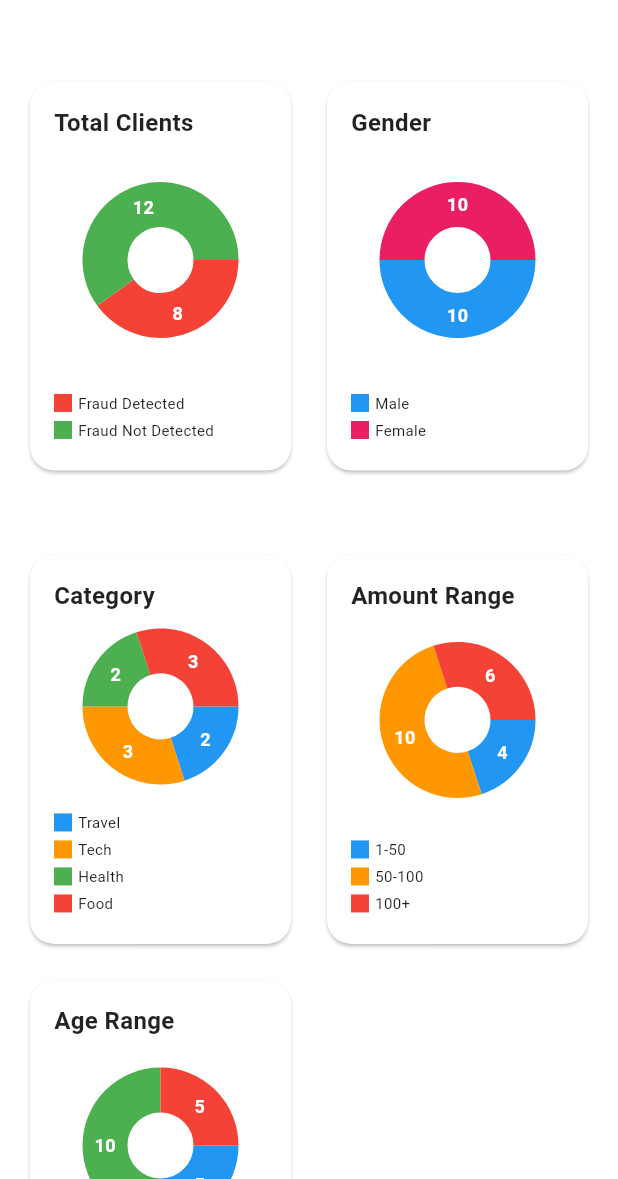
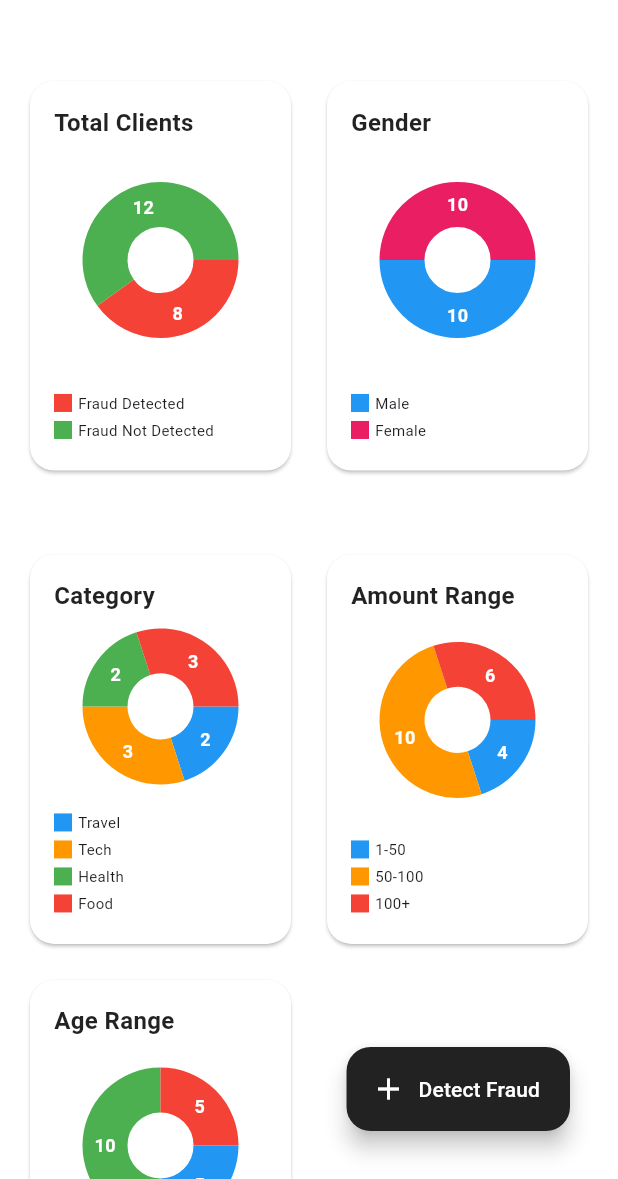
Before and after one commit to MohdSameer4532/MeeranaBanking, a Flutter app: the FraudGeneralAnalyticsPage screen opened directly, on a phone screen of 412 x 824 dp, the part 57-1236 px from its top. Run offline on Flutter 3.47's test engine with Material 3 defaults, Android fonts, the phone set to English and light mode, and no system bars; drawn by our look-alikes of fl_chart.

Commit message:
Button added

```diff
--- a/lib/Fraud Detection/fraud_general_analysis.dart
+++ b/lib/Fraud Detection/fraud_general_analysis.dart
@@ -319,6 +319,20 @@ class _FraudGeneralAnalyticsPageState extends State<FraudGeneralAnalyticsPage> {
           ],
         ),
       ),
+      floatingActionButton: Padding(
+        padding: const EdgeInsets.all(16.0),
+        child: FloatingActionButton.extended(
+          onPressed: () {
+            Navigator.push(
+              context,
+              MaterialPageRoute(builder: (context) => FraudPredictionPage()),
+            );
+          },
+          label: Text('Detect Fraud', style: TextStyle(color: Colors.white)),
+          icon: Icon(Icons.add, color: Colors.white),
+          backgroundColor: Color.fromARGB(255, 34, 34, 34),
+        ),
+      ),
     );
   }
 }
```
